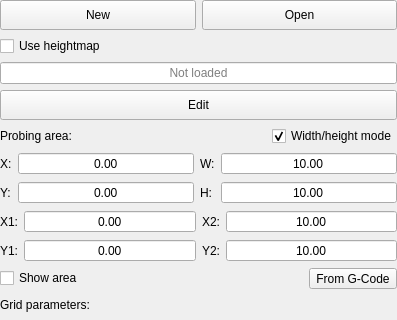
Before: the Qt Designer form src/gpilot/ui/forms/partials/main/partmainheightmap.ui in etet100/AstroCore-GCode-Sender, drawn with Qt 5; both pictures show x 0 to 397 and y 0 to 320 of the 397 by 564 pixel window.
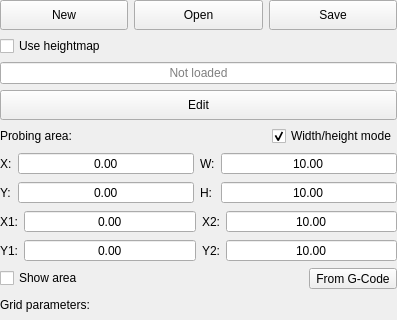
After: the same form once the commit is applied. Custom widgets are drawn as their Qt base class.

```diff
--- a/src/gpilot/ui/forms/partials/main/partmainheightmap.ui
+++ b/src/gpilot/ui/forms/partials/main/partmainheightmap.ui
@@ -84,6 +84,25 @@
        </property>
       </widget>
      </item>
+     <item>
+      <widget class="StyledToolButton" name="cmdSave">
+       <property name="sizePolicy">
+        <sizepolicy hsizetype="Preferred" vsizetype="Fixed">
+         <horstretch>0</horstretch>
+         <verstretch>0</verstretch>
+        </sizepolicy>
+       </property>
+       <property name="minimumSize">
+        <size>
+         <width>0</width>
+         <height>30</height>
+        </size>
+       </property>
+       <property name="text">
+        <string>Save</string>
+       </property>
+      </widget>
+     </item>
     </layout>
    </item>
    <item>
```
